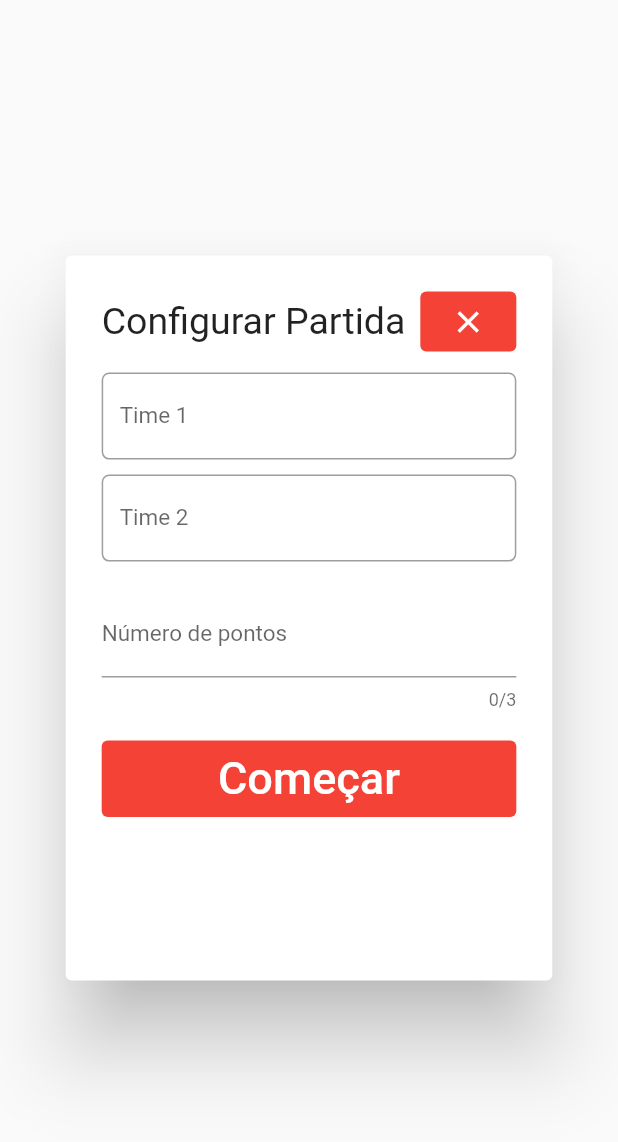
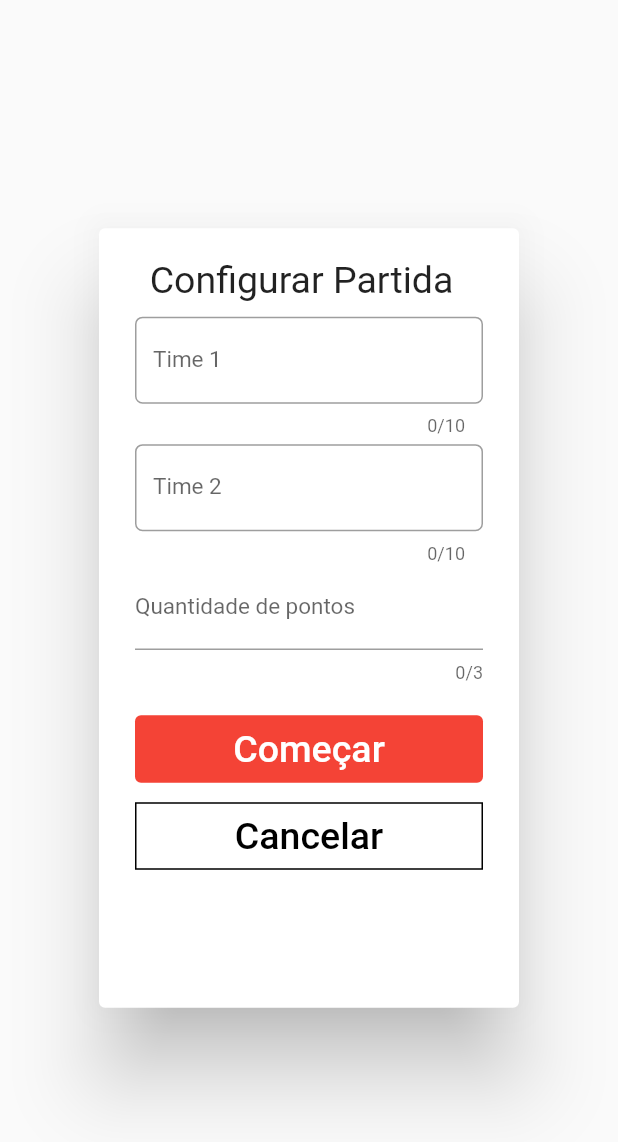
Before and after one commit to mathlouly/marcador_de_truco_em_flutter, a Flutter app: what configPartida() shows on an empty page, opened directly, after a tap on "Começar", on a phone screen of 412 x 824 dp. Shown: the top 1142 px of the screen. Run offline on Flutter 3.47's test engine with Material 2 defaults, Android fonts, the phone set to English and light mode, and no system bars.

Commit message:
Ajustes na tela

```diff
--- a/lib/widgets/config_partida.dart
+++ b/lib/widgets/config_partida.dart
@@ -13,15 +13,15 @@ Widget configPartida(BuildContext context) {
         heightFactor: MediaQuery.of(context).viewInsets.bottom > 200
             ? MediaQuery.of(context).viewInsets.bottom < 250
                 ? 0.9
-                : 1
-            : 0.6,
+                : 1.1
+            : 0.65,
         child: SingleChildScrollView(
           child: Column(
             mainAxisAlignment: MainAxisAlignment.center,
             crossAxisAlignment: CrossAxisAlignment.stretch,
             children: [
               Padding(
-                padding: const EdgeInsets.only(bottom: 10),
+                padding: EdgeInsets.only(bottom: 10),
                 child: Row(
                   mainAxisAlignment: MainAxisAlignment.center,
                   children: [
@@ -31,19 +31,6 @@ Widget configPartida(BuildContext context) {
                         child: Text(
                           "Configurar Partida",
                           style: TextStyle(fontSize: 25),
-                        ),
-                      ),
-                    ),
-                    Container(
-                      child: TextButton(
-                        style: ButtonStyle(
-                          overlayColor: MaterialStateProperty.all(Colors.black38),
-                          backgroundColor: MaterialStateProperty.all(Colors.red),
-                        ),
-                        onPressed: () => Navigator.of(context).pop(),
-                        child: Icon(
-                          Icons.close,
-                          color: Colors.white,
                         ),
                       ),
                     ),
@@ -57,9 +44,11 @@ Widget configPartida(BuildContext context) {
                   labelText: "Time 1",
                   border: OutlineInputBorder(borderRadius: BorderRadius.all(Radius.circular(5))),
                 ),
+                maxLength: 10,
+                maxLines: 1,
               ),
               SizedBox(
-                height: 10,
+                height: 5,
               ),
               TextFormField(
                 controller: teamTwo,
@@ -68,9 +57,11 @@ Widget configPartida(BuildContext context) {
                   labelText: "Time 2",
                   border: OutlineInputBorder(borderRadius: BorderRadius.all(Radius.circular(5))),
                 ),
+                maxLength: 10,
+                maxLines: 1,
               ),
               SizedBox(
-                height: 20,
+                height: 0,
               ),
               Container(
                 child: Center(
@@ -90,7 +81,7 @@ Widget configPartida(BuildContext context) {
                     },
                     keyboardType: TextInputType.number,
                     decoration: InputDecoration(
-                      labelText: 'Número de pontos',
+                      labelText: 'Quantidade de pontos',
                       fillColor: Colors.orange,
                     ),
                   ),
@@ -106,11 +97,33 @@ Widget configPartida(BuildContext context) {
                 ),
                 child: Text(
                   'Começar',
-                  style: TextStyle(color: Colors.white, fontSize: 30),
+                  style: TextStyle(color: Colors.white, fontSize: 25),
                 ),
                 onPressed: () {
-                  if (int.parse(numberRound.text) > 0 && teamOne.text.length > 0 && teamTwo.text.length > 0)
-                    Navigator.of(context).push(MaterialPageRoute(builder: (context) => MarcadorPage(int.parse(numberRound.text), teamOne.text, teamTwo.text)));
+                  if (numberRound.text.length > 0 && teamOne.text.length > 0 && teamTwo.text.length > 0)
+                    Navigator.of(context).pushAndRemoveUntil(MaterialPageRoute(builder: (context) => MarcadorPage(int.parse(numberRound.text), teamOne.text, teamTwo.text)), (route) => false);
+                  //Navigator.of(context).push(MaterialPageRoute(builder: (context) => MarcadorPage(int.parse(numberRound.text), teamOne.text, teamTwo.text)));
+                },
+              ),
+              SizedBox(
+                height: 10,
+              ),
+              TextButton(
+                style: ButtonStyle(
+                  overlayColor: MaterialStateProperty.all(Colors.black38),
+                  backgroundColor: MaterialStateProperty.all(Colors.white),
+                  shape: MaterialStateProperty.all(RoundedRectangleBorder(
+                      borderRadius: BorderRadius.zero,
+                      side: BorderSide(
+                        color: Colors.black,
+                      ))),
+                ),
+                child: Text(
+                  'Cancelar',
+                  style: TextStyle(color: Colors.black, fontSize: 25),
+                ),
+                onPressed: () {
+                  Navigator.of(context).pop();
                 },
               ),
             ],
--- a/pubspec.yaml
+++ b/pubspec.yaml
@@ -23,6 +23,7 @@ environment:
 dependencies:
   flutter:
     sdk: flutter
+  admob_flutter: ^1.0.1
 
 
   # The following adds the Cupertino Icons font to your application.
```
Also changed, not shown: lib/screens/marcador_page.dart (+10 -7 lines), lib/widgets/contador.dart (+22 -16 lines), pubspec.lock, 2 other files.
